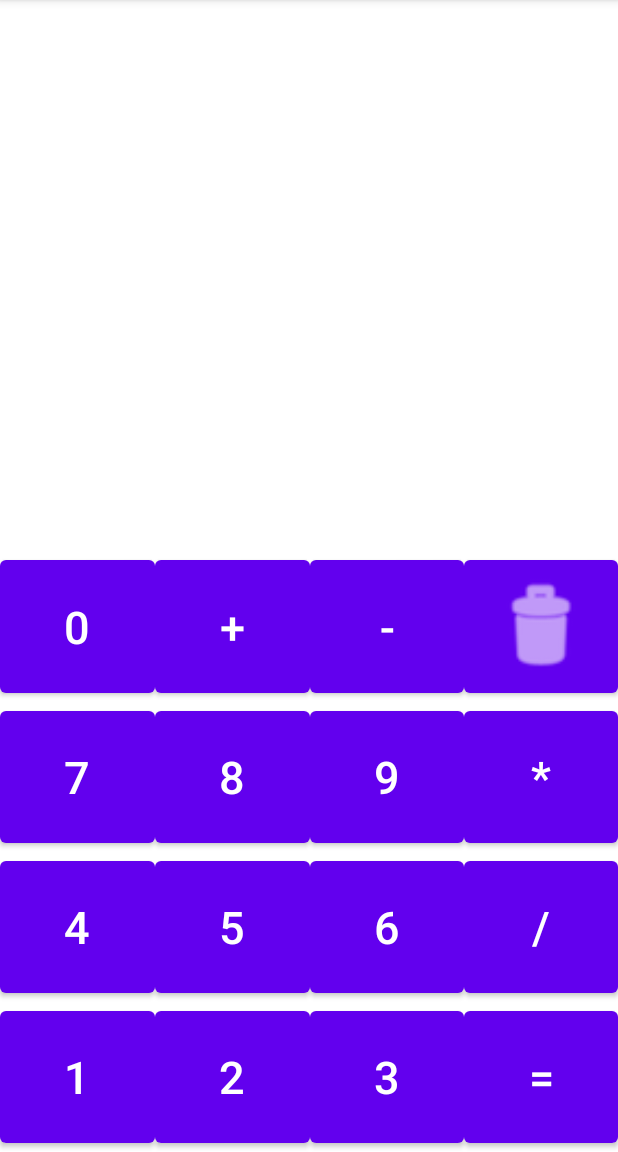
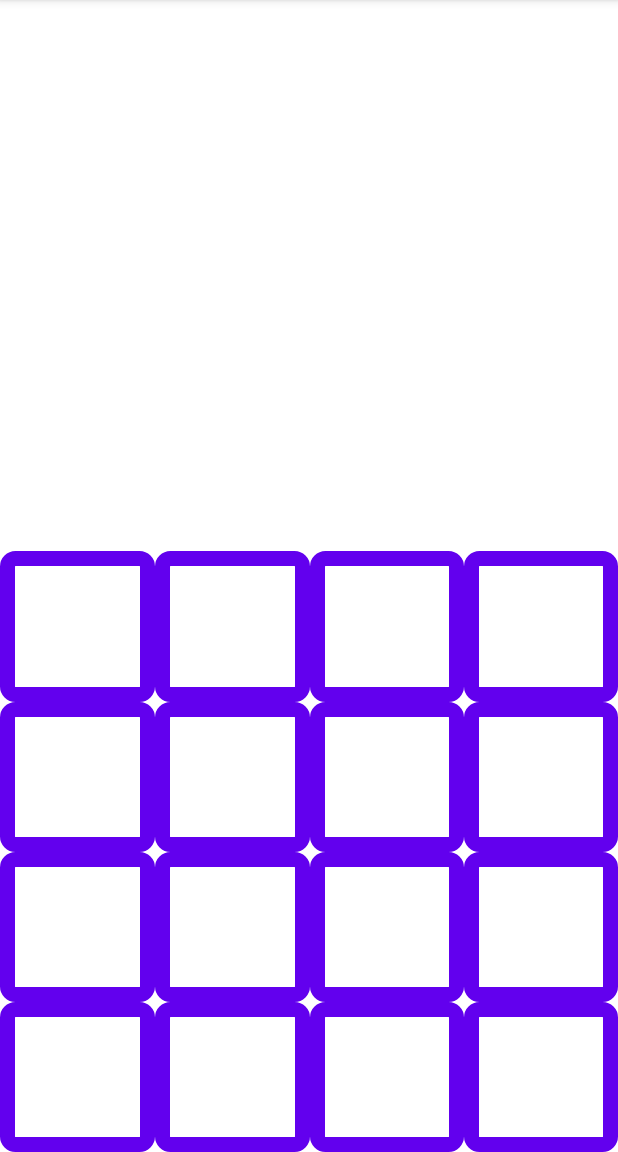
Before and after one commit to OrRoi21/callculator, an Android app: the screen it shows after launch (MainActivity), on a phone screen of 412 x 824 dp, the part 84-1236 px from its top. Run offline under Robolectric (Android 15) with nearby library versions, the phone set to English and light mode, and no system bars.

Commit message:
Bug fixes

```diff
--- /dev/null
+++ b/app/src/main/res/drawable/buttondesign.xml
@@ -0,0 +1,13 @@
+<?xml version="1.0" encoding="utf-8"?>
+<shape xmlns:android="http://schemas.android.com/apk/res/android">
+
+    <corners android:radius="5dp" />
+    <stroke android:color="#2A9393" android:width="10dp" />
+    <gradient android:angle="225" />
+    <padding
+        android:left="5dp"
+        android:right="5dp"
+        android:top="5dp"
+        android:bottom="5dp"/>
+
+</shape>
--- a/app/src/main/res/layout/activity_main.xml
+++ b/app/src/main/res/layout/activity_main.xml
@@ -33,6 +33,7 @@
             android:layout_width="match_parent"
             android:layout_height="match_parent"
             android:layout_weight="1"
+            android:background="@drawable/buttondesign"
             android:onClick="writeNumber"
             android:text="0"
             android:textSize="30sp" />
@@ -42,6 +43,7 @@
             android:layout_width="match_parent"
             android:layout_height="match_parent"
             android:layout_weight="1"
+            android:background="@drawable/buttondesign"
             android:onClick="getOperator"
             android:text="+"
             android:textSize="30sp" />
@@ -51,6 +53,7 @@
             android:layout_width="match_parent"
             android:layout_height="match_parent"
             android:layout_weight="1"
+            android:background="@drawable/buttondesign"
             android:onClick="getOperator"
             android:text="-"
             android:textSize="30sp" />
@@ -60,8 +63,8 @@
             android:layout_width="match_parent"
             android:layout_height="match_parent"
             android:layout_weight="1"
+            android:background="@drawable/buttondesign"
             android:onClick="clearTextfield"
-            app:icon="@android:drawable/ic_menu_delete"
             app:iconSize="70dp" />
 
     </LinearLayout>
@@ -77,6 +80,7 @@
             android:layout_width="match_parent"
             android:layout_height="match_parent"
             android:layout_weight="1"
+            android:background="@drawable/buttondesign"
             android:onClick="writeNumber"
             android:text="7"
             android:textSize="30sp" />
@@ -86,6 +90,7 @@
             android:layout_width="match_parent"
             android:layout_height="match_parent"
             android:layout_weight="1"
+            android:background="@drawable/buttondesign"
             android:onClick="writeNumber"
             android:text="8"
             android:textSize="30sp" />
@@ -95,6 +100,7 @@
             android:layout_width="match_parent"
             android:layout_height="match_parent"
             android:layout_weight="1"
+            android:background="@drawable/buttondesign"
             android:onClick="writeNumber"
             android:text="9"
             android:textSize="30sp" />
@@ -104,6 +110,7 @@
             android:layout_width="match_parent"
             android:layout_height="match_parent"
             android:layout_weight="1"
+            android:background="@drawable/buttondesign"
             android:onClick="getOperator"
             android:text="*"
             android:textSize="30sp" />
@@ -120,6 +127,7 @@
             android:layout_width="match_parent"
             android:layout_height="match_parent"
             android:layout_weight="1"
+            android:background="@drawable/buttondesign"
             android:onClick="writeNumber"
             android:text="4"
             android:textSize="30sp" />
@@ -129,6 +137,7 @@
             android:layout_width="match_parent"
             android:layout_height="match_parent"
             android:layout_weight="1"
+            android:background="@drawable/buttondesign"
             android:onClick="writeNumber"
             android:text="5"
             android:textSize="30sp" />
@@ -138,6 +147,7 @@
             android:layout_width="match_parent"
             android:layout_height="match_parent"
             android:layout_weight="1"
+            android:background="@drawable/buttondesign"
             android:onClick="writeNumber"
             android:text="6"
             android:textSize="30sp" />
@@ -147,6 +157,7 @@
             android:layout_width="match_parent"
             android:layout_height="match_parent"
             android:layout_weight="1"
+            android:background="@drawable/buttondesign"
             android:onClick="getOperator"
             android:text="/"
             android:textSize="30sp" />
@@ -163,6 +174,7 @@
             android:layout_width="match_parent"
             android:layout_height="match_parent"
             android:layout_weight="1"
+            android:background="@drawable/buttondesign"
             android:onClick="writeNumber"
             android:text="1"
             android:textSize="30sp" />
@@ -172,6 +184,7 @@
             android:layout_width="match_parent"
             android:layout_height="match_parent"
             android:layout_weight="1"
+            android:background="@drawable/buttondesign"
             android:onClick="writeNumber"
             android:text="2"
             android:textSize="30sp" />
@@ -181,6 +194,7 @@
             android:layout_width="match_parent"
             android:layout_height="match_parent"
             android:layout_weight="1"
+            android:background="@drawable/buttondesign"
             android:onClick="writeNumber"
             android:text="3"
             android:textSize="30sp" />
@@ -190,6 +204,7 @@
             android:layout_width="match_parent"
             android:layout_height="match_parent"
             android:layout_weight="1"
+            android:background="@drawable/buttondesign"
             android:onClick="calculate"
             android:text="="
             android:textSize="30sp" />
```
Also changed, not shown: app/src/main/java/com/example/myapplication/MainActivity.java (+13 -10 lines).
